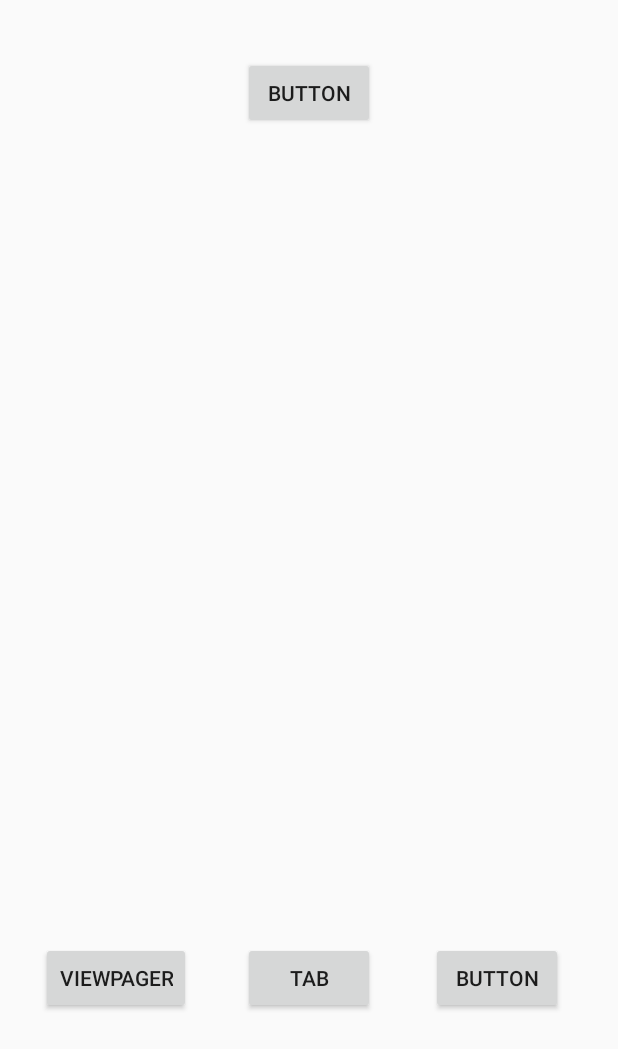
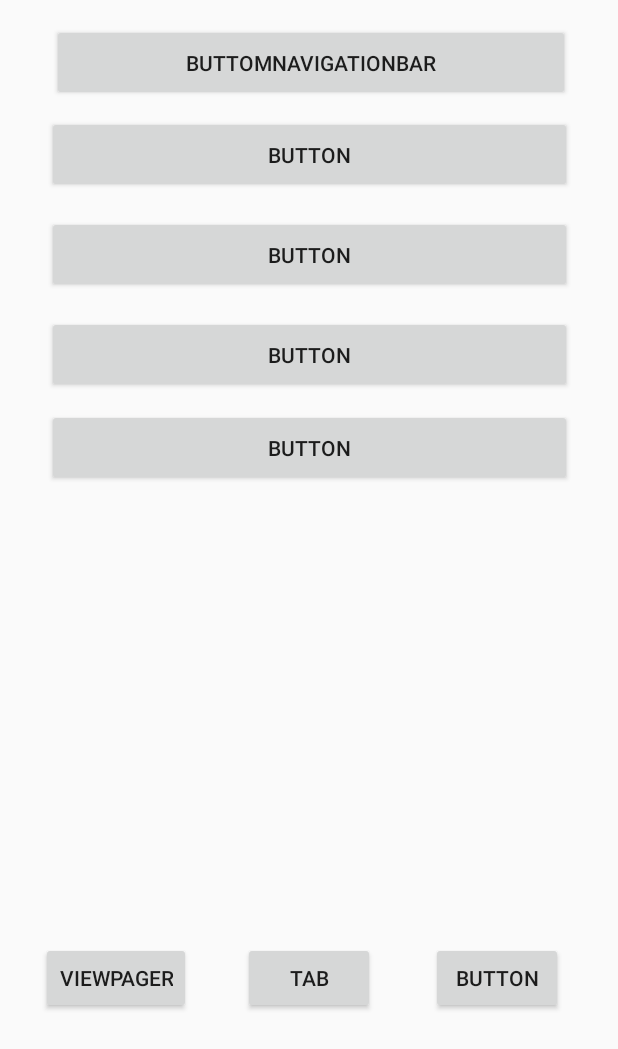
Before and after one commit to LandNi/MyFeature, an Android app: the screen it shows after launch (MainActivity), on a phone screen of 412 x 824 dp. Shown: the top 1049 px of the screen. Run offline under Robolectric (Android 15) with nearby library versions, the phone set to English and light mode, and no system bars.

Commit message:
完成viewpage

```diff
--- a/app/build.gradle
+++ b/app/build.gradle
@@ -26,4 +26,5 @@ dependencies {
     androidTestImplementation 'com.android.support.test:runner:1.0.1'
     androidTestImplementation 'com.android.support.test.espresso:espresso-core:3.0.1'
     implementation 'com.airbnb.android:lottie:2.2.5'
+    implementation 'com.ashokvarma.android:bottom-navigation-bar:2.0.3'
 }
--- a/app/src/main/AndroidManifest.xml
+++ b/app/src/main/AndroidManifest.xml
@@ -16,7 +16,8 @@
                 <category android:name="android.intent.category.LAUNCHER" />
             </intent-filter>
         </activity>
-        <activity android:name=".ViewPageActivity"></activity>
+        <activity android:name=".ViewPageActivity" />
+        <activity android:name=".BottomNaviBarActivity"></activity>
     </application>
 
 </manifest>
--- a/app/src/main/java/com/land/myfeature/MainActivity.java
+++ b/app/src/main/java/com/land/myfeature/MainActivity.java
@@ -25,18 +25,28 @@ public class MainActivity extends AppCompatActivity implements MyFragment.OnFrag
 //        }
 
 
-        Button button = (Button)findViewById(R.id.button1);
+        Button button = findViewById(R.id.button1);
 
         button.setOnClickListener(new View.OnClickListener() {
             @Override
             public void onClick(View view) {
-                Intent intent = new Intent(MainActivity.this,ViewPageActivity.class);
+                Intent intent = new Intent(MainActivity.this, ViewPageActivity.class);
+                startActivity(intent);
+            }
+        });
+
+        Button button1 = findViewById(R.id.btn_main_1);
+
+        button1.setOnClickListener(new View.OnClickListener() {
+            @Override
+            public void onClick(View view) {
+                Intent intent = new Intent(MainActivity.this, BottomNaviBarActivity.class);
                 startActivity(intent);
             }
         });
     }
 
-    public void changeFragment(){
+    public void changeFragment() {
 //        this.getSupportFragmentManager().beginTransaction()
 //                .replace(R.id.container,MyFragment2.newInstance("myfrag2"),"myfrag2")
 //                .addToBackStack(null)
@@ -86,9 +96,8 @@ public class MainActivity extends AppCompatActivity implements MyFragment.OnFrag
 
     @Override
     public void onItemClick(String str) {
-        Log.d(TAG, "onItemClick: str = "+ str);
+        Log.d(TAG, "onItemClick: str = " + str);
     }
 
 
-
 }
--- a/app/src/main/res/layout/activity_main.xml
+++ b/app/src/main/res/layout/activity_main.xml
@@ -49,18 +49,75 @@
         app:layout_constraintStart_toEndOf="@+id/button2" />
 
     <Button
-        android:id="@+id/button"
-        android:layout_width="wrap_content"
-        android:layout_height="wrap_content"
+        android:id="@+id/btn_main_1"
+        android:layout_width="345dp"
+        android:layout_height="51dp"
         android:layout_marginBottom="8dp"
         android:layout_marginEnd="8dp"
         android:layout_marginStart="8dp"
         android:layout_marginTop="8dp"
+        android:text="ButtomNavigationBar"
+        app:layout_constraintBottom_toTopOf="@+id/guideline2"
+        app:layout_constraintEnd_toEndOf="parent"
+        app:layout_constraintHorizontal_bias="0.521"
+        app:layout_constraintStart_toStartOf="parent"
+        app:layout_constraintTop_toTopOf="parent"
+        app:layout_constraintVertical_bias="0.019" />
+
+    <Button
+        android:id="@+id/btn_main_2"
+        android:layout_width="350dp"
+        android:layout_height="51dp"
+        android:layout_marginBottom="8dp"
+        android:layout_marginEnd="8dp"
+        android:layout_marginStart="8dp"
         android:text="Button"
         app:layout_constraintBottom_toTopOf="@+id/guideline2"
         app:layout_constraintEnd_toEndOf="parent"
         app:layout_constraintStart_toStartOf="parent"
-        app:layout_constraintTop_toTopOf="parent"
-        app:layout_constraintVertical_bias="0.072" />
+        app:layout_constraintTop_toBottomOf="@+id/btn_main_1"
+        app:layout_constraintVertical_bias="0.028" />
+
+    <Button
+        android:id="@+id/btn_main_3"
+        android:layout_width="350dp"
+        android:layout_height="51dp"
+        android:layout_marginBottom="8dp"
+        android:layout_marginEnd="8dp"
+        android:layout_marginStart="8dp"
+        android:text="Button"
+        app:layout_constraintBottom_toTopOf="@+id/guideline2"
+        app:layout_constraintEnd_toEndOf="parent"
+        app:layout_constraintStart_toStartOf="parent"
+        app:layout_constraintTop_toBottomOf="@+id/btn_main_1"
+        app:layout_constraintVertical_bias="0.217" />
+
+    <Button
+        android:id="@+id/btn_main_4"
+        android:layout_width="350dp"
+        android:layout_height="51dp"
+        android:layout_marginBottom="8dp"
+        android:layout_marginEnd="8dp"
+        android:layout_marginStart="8dp"
+        android:text="Button"
+        app:layout_constraintBottom_toTopOf="@+id/guideline2"
+        app:layout_constraintEnd_toEndOf="parent"
+        app:layout_constraintStart_toStartOf="parent"
+        app:layout_constraintTop_toBottomOf="@+id/btn_main_1"
+        app:layout_constraintVertical_bias="0.406" />
+
+    <Button
+        android:id="@+id/btn_main_5"
+        android:layout_width="350dp"
+        android:layout_height="51dp"
+        android:layout_marginBottom="8dp"
+        android:layout_marginEnd="8dp"
+        android:layout_marginStart="8dp"
+        android:text="Button"
+        app:layout_constraintBottom_toTopOf="@+id/guideline2"
+        app:layout_constraintEnd_toEndOf="parent"
+        app:layout_constraintStart_toStartOf="parent"
+        app:layout_constraintTop_toBottomOf="@+id/btn_main_1"
+        app:layout_constraintVertical_bias="0.581" />
 
 </android.support.constraint.ConstraintLayout>
```
Also changed, not shown: app/src/main/java/com/land/myfeature/BottomNaviBarActivity.java (added, +186 -0 lines), app/src/main/res/layout/activity_bottom_navi_bar.xml (added, +18 -0 lines).
